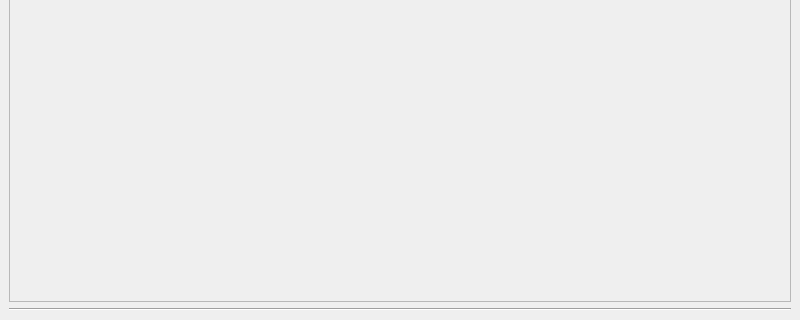
Old version of the form mainwindow.ui in the repository Szybet/sanki; both pictures show x 0 to 800 and y 280 to 600 of the 800 by 600 pixel window.
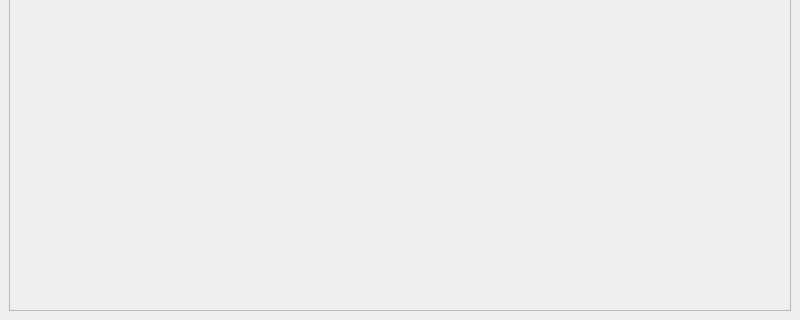
New version of the form. Icons and pictures are not drawn.

The edit to the form file:
```diff
--- a/mainwindow.ui
+++ b/mainwindow.ui
@@ -14,8 +14,8 @@
    <string>MainWindow</string>
   </property>
   <widget class="QWidget" name="centralwidget">
-   <layout class="QVBoxLayout" name="verticalLayout">
-    <item>
+   <layout class="QGridLayout" name="gridLayout_2">
+    <item row="0" column="0">
      <layout class="QHBoxLayout" name="horizontalLayout">
       <item>
        <widget class="QPushButton" name="CloseButton">
@@ -121,7 +121,7 @@
       </item>
      </layout>
     </item>
-    <item>
+    <item row="1" column="0">
      <widget class="QScrollArea" name="DeckScrollArea">
       <property name="widgetResizable">
        <bool>true</bool>
@@ -132,19 +132,13 @@
          <x>0</x>
          <y>0</y>
          <width>780</width>
-         <height>523</height>
+         <height>532</height>
         </rect>
        </property>
+       <layout class="QGridLayout" name="gridLayout"/>
       </widget>
      </widget>
     </item>
-    <item>
-     <widget class="Line" name="line">
-      <property name="orientation">
-       <enum>Qt::Horizontal</enum>
-      </property>
-     </widget>
-    </item>
    </layout>
   </widget>
  </widget>
```
